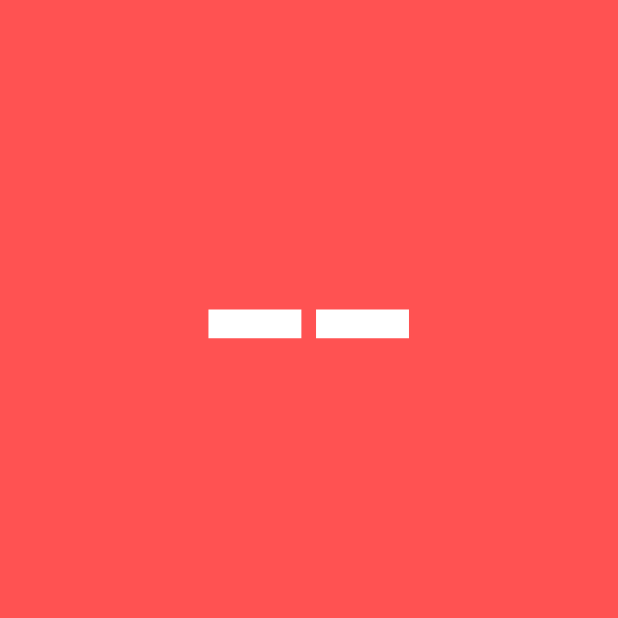
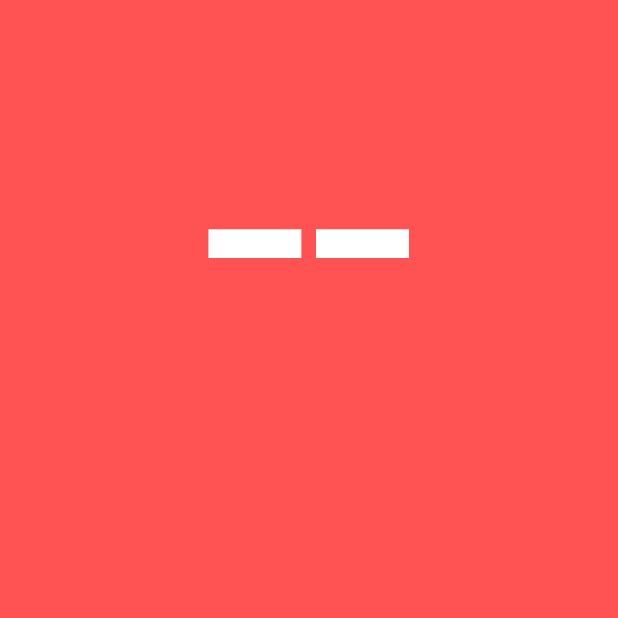
Before and after one commit to hhldiniz/Yet-Another-RNG, a Flutter app: the screen it shows after launch, on a phone screen of 412 x 824 dp, the top half of it. Run offline on Flutter 3.47's test engine with Material 2 defaults, Android fonts, the phone set to English and light mode, and no system bars.

Commit message:
Simplifying layout

```diff
--- a/lib/pages/rng.dart
+++ b/lib/pages/rng.dart
@@ -31,10 +31,7 @@ class RngState extends State<Rng> {
       body: Column(
         children: [
           Expanded(
-              child: Row(
-            mainAxisAlignment: MainAxisAlignment.center,
-            children: [
-              StreamBuilder<NumberPresentation>(
+              child: StreamBuilder<NumberPresentation>(
                   stream: bloc?.numberStream,
                   builder: (BuildContext context, snapshot) {
                     return InkWell(
@@ -53,24 +50,15 @@ class RngState extends State<Rng> {
                         }
                       },
                     );
-                  })
-            ],
-          )),
+                  })),
           Expanded(
-              child: Row(
-            children: [
-              StreamBuilder<NumberListPresentation>(
+              child: StreamBuilder<NumberListPresentation>(
             stream: bloc?.numberListStream,
             builder: (context, snapshot) {
-                  final screenSize = MediaQuery.of(context).size;
-                  return SizedBox(
-                    width: screenSize.width,
-                    height: screenSize.height/2,
-                    child: GridView.count(
+              return GridView.count(
                 crossAxisCount: 6,
                 controller: numberListScrollController,
-                      children:
-                          bloc?.rolledNumberList.map((numberPresentation) {
+                children: bloc?.rolledNumberList.map((numberPresentation) {
                       return SizedBox(
                         child: Align(
                           alignment: Alignment.center,
@@ -84,11 +72,8 @@ class RngState extends State<Rng> {
                       );
                     }).toList() ??
                     [],
-                    ),
               );
             },
-              )
-            ],
           ))
         ],
       ),
```
Lines whose indentation alone changed are shown as unchanged.
